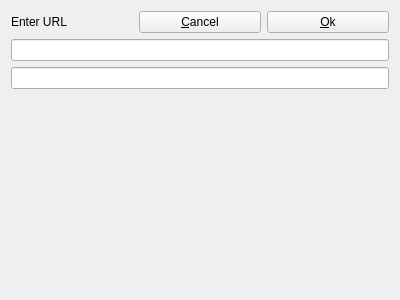
This is qdlggeturl.ui in python3lover/colourapp as Qt 5 draws it before an edit. The edited form follows.
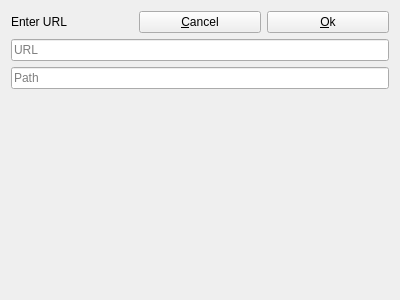
This is the edited form.

Commit message: Add placeholder text for URL and Path QTextEdits.

Patch:
```diff
--- a/qdlggeturl.ui
+++ b/qdlggeturl.ui
@@ -42,10 +42,18 @@
       </layout>
      </item>
      <item>
-      <widget class="QLineEdit" name="QLEURL"/>
+      <widget class="QLineEdit" name="QLEURL">
+       <property name="placeholderText">
+        <string>URL</string>
+       </property>
+      </widget>
      </item>
      <item>
-      <widget class="QLineEdit" name="QLEPath"/>
+      <widget class="QLineEdit" name="QLEPath">
+       <property name="placeholderText">
+        <string>Path</string>
+       </property>
+      </widget>
      </item>
      <item>
       <spacer name="QVSRoot">
```
The commit also changes 2 other files.
